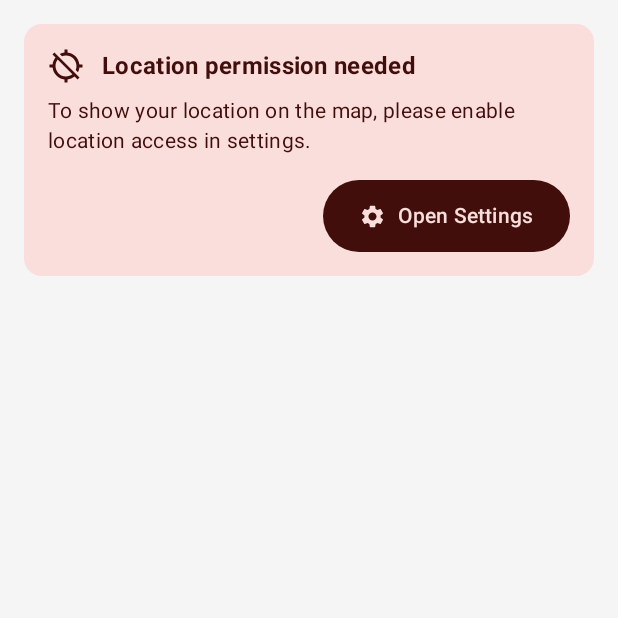
After one commit to fullsack73/Cherry_picker, an Android app built with Jetpack Compose: the composable LocationPermissionBanner shown on its own in the app's theme, on a phone screen of 412 x 824 dp, the top half of it. The commit adds this screen. Run offline under Robolectric (Android 15) with nearby library versions, the phone set to English and light mode, and no system bars.

Commit message:
feat: Implement location permission handling with user feedback and error management

```diff
--- a/app/src/main/java/teamcherrypicker/com/location/LocationUiState.kt
+++ b/app/src/main/java/teamcherrypicker/com/location/LocationUiState.kt
@@ -13,7 +13,8 @@ data class LocationUiState(
     val isLoading: Boolean = false,
     val lastKnownLocation: LatLng? = null,
     val fallbackLocation: LatLng = DEFAULT_FALLBACK_LOCATION,
-    val lastUpdatedMillis: Long? = null
+    val lastUpdatedMillis: Long? = null,
+    val errorMessage: String? = null
 ) {
     val hasLocationFix: Boolean get() = lastKnownLocation != null
     val resolvedLocation: LatLng get() = lastKnownLocation ?: fallbackLocation
--- /dev/null
+++ b/app/src/main/java/teamcherrypicker/com/ui/main/LocationPermissionBanner.kt
@@ -0,0 +1,97 @@
+package teamcherrypicker.com.ui.main
+
+import androidx.compose.foundation.background
+import androidx.compose.foundation.layout.Arrangement
+import androidx.compose.foundation.layout.Column
+import androidx.compose.foundation.layout.Row
+import androidx.compose.foundation.layout.Spacer
+import androidx.compose.foundation.layout.fillMaxWidth
+import androidx.compose.foundation.layout.height
+import androidx.compose.foundation.layout.padding
+import androidx.compose.foundation.layout.size
+import androidx.compose.foundation.layout.width
+import androidx.compose.foundation.shape.RoundedCornerShape
+import androidx.compose.material.icons.Icons
+import androidx.compose.material.icons.filled.LocationDisabled
+import androidx.compose.material.icons.filled.Settings
+import androidx.compose.material3.Button
+import androidx.compose.material3.ButtonDefaults
+import androidx.compose.material3.Icon
+import androidx.compose.material3.MaterialTheme
+import androidx.compose.material3.Surface
+import androidx.compose.material3.Text
+import androidx.compose.runtime.Composable
+import androidx.compose.ui.Alignment
+import androidx.compose.ui.Modifier
+import androidx.compose.ui.platform.testTag
+import androidx.compose.ui.res.stringResource
+import androidx.compose.ui.text.font.FontWeight
+import androidx.compose.ui.unit.dp
+import teamcherrypicker.com.R
+
+@Composable
+fun LocationPermissionBanner(
+    onOpenSettings: () -> Unit,
+    modifier: Modifier = Modifier
+) {
+    Surface(
+        modifier = modifier
+            .fillMaxWidth()
+            .padding(16.dp)
+            .testTag("locationPermissionBanner"),
+        shape = RoundedCornerShape(12.dp),
+        color = MaterialTheme.colorScheme.errorContainer,
+        tonalElevation = 4.dp
+    ) {
+        Column(
+            modifier = Modifier.padding(16.dp)
+        ) {
+            Row(
+                verticalAlignment = Alignment.CenterVertically
+            ) {
+                Icon(
+                    imageVector = Icons.Default.LocationDisabled,
+                    contentDescription = null,
+                    tint = MaterialTheme.colorScheme.onErrorContainer
+                )
+                Spacer(modifier = Modifier.width(12.dp))
+                Text(
+                    text = "Location permission needed",
+                    style = MaterialTheme.typography.titleMedium,
+                    fontWeight = FontWeight.Bold,
+                    color = MaterialTheme.colorScheme.onErrorContainer
+                )
+            }
+
+            Spacer(modifier = Modifier.height(8.dp))
+
+            Text(
+                text = "To show your location on the map, please enable location access in settings.",
+                style = MaterialTheme.typography.bodyMedium,
+                color = MaterialTheme.colorScheme.onErrorContainer
+            )
+
+            Spacer(modifier = Modifier.height(16.dp))
+
+            Button(
+                onClick = onOpenSettings,
+                modifier = Modifier
+                    .align(Alignment.End)
+                    .height(48.dp) // Accessibility: 48dp touch target
+                    .testTag("openSettingsButton"),
+                colors = ButtonDefaults.buttonColors(
+                    containerColor = MaterialTheme.colorScheme.onErrorContainer,
+                    contentColor = MaterialTheme.colorScheme.errorContainer
+                )
+            ) {
+                Icon(
+                    imageVector = Icons.Default.Settings,
+                    contentDescription = null,
+                    modifier = Modifier.size(18.dp)
+                )
+                Spacer(modifier = Modifier.width(8.dp))
+                Text("Open Settings")
+            }
+        }
+    }
+}
--- a/app/src/main/java/teamcherrypicker/com/ui/main/map/MapStateCoordinator.kt
+++ b/app/src/main/java/teamcherrypicker/com/ui/main/map/MapStateCoordinator.kt
@@ -20,7 +20,8 @@ class MapStateCoordinator(
 
     data class UiState(
         val showRecenterFab: Boolean = false,
-        val lastLocation: LatLng? = null
+        val lastLocation: LatLng? = null,
+        val isPermissionDenied: Boolean = false
     )
 
     data class CameraUpdateInstruction(
@@ -105,7 +106,8 @@ class MapStateCoordinator(
         val shouldShowRecenter = permissionGranted && manualOverride && lastLocation != null
         _uiState.value = UiState(
             showRecenterFab = shouldShowRecenter,
-            lastLocation = lastLocation
+            lastLocation = lastLocation,
+            isPermissionDenied = !permissionGranted
         )
     }
 
```
Also changed, not shown: app/src/main/java/teamcherrypicker/com/MainActivity.kt (+5 -2 lines), app/src/main/java/teamcherrypicker/com/ui/main/MainScreen.kt (+29 -0 lines), 4 other files.
